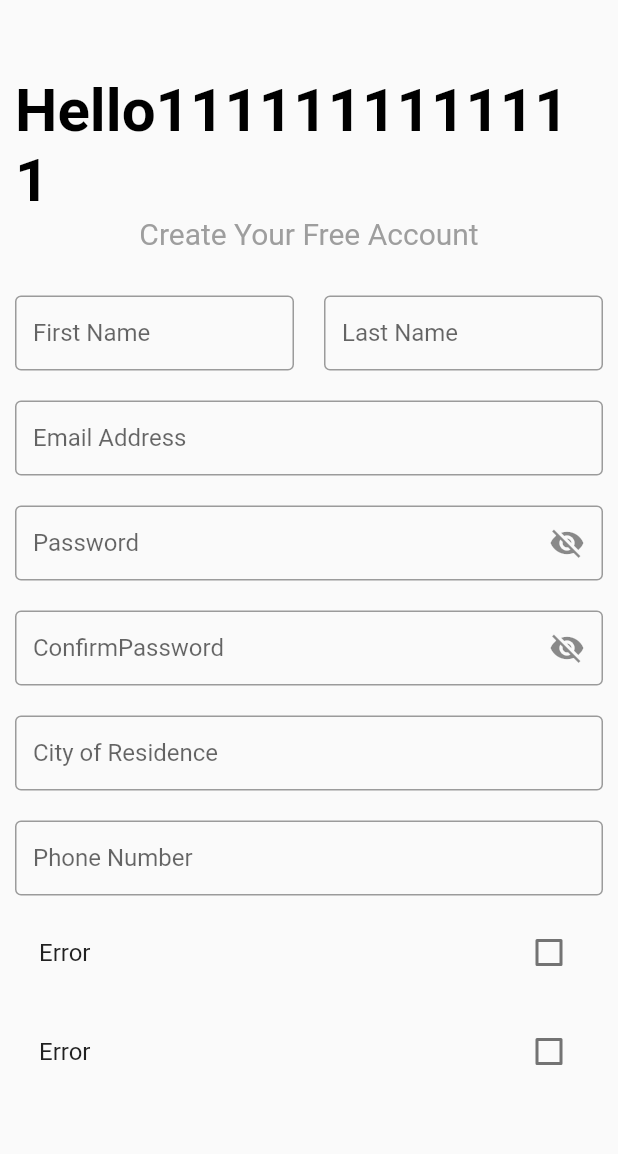
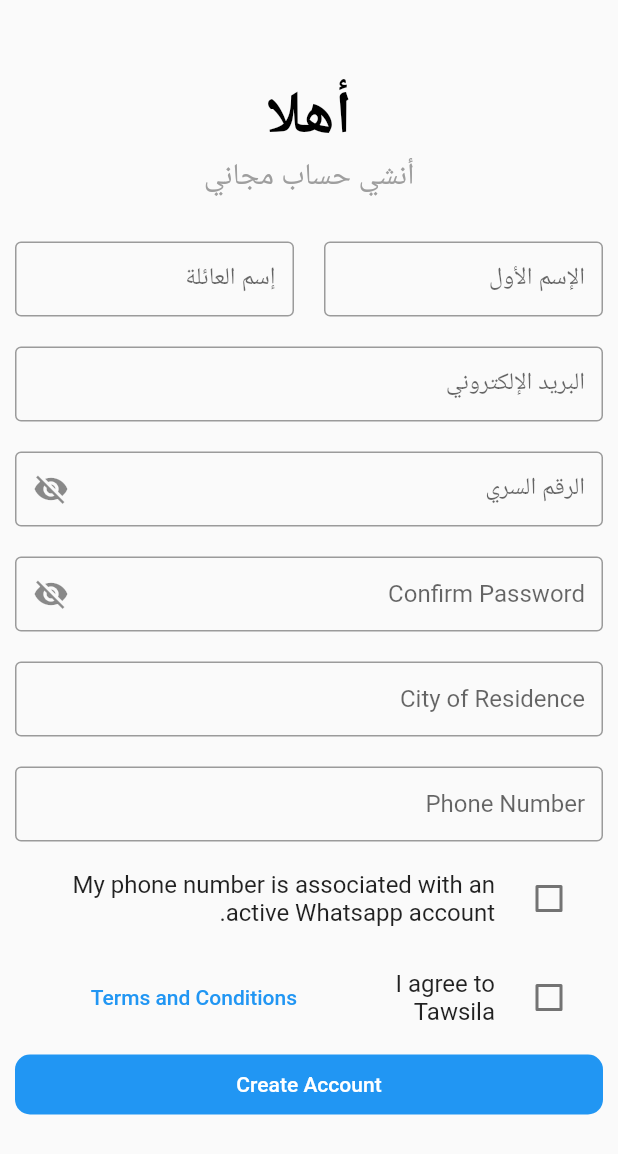
Before and after one commit to Salah-Eltenehy/Tawsila, a Flutter app: the SignUpScreen screen opened directly with empty values, on a phone screen of 412 x 824 dp. Shown: the top 1154 px of the screen. Run offline on Flutter 3.47's test engine with Material 2 defaults, Android fonts, the phone set to English and light mode, and no system bars; our stand-ins replace bloc, flutter_bloc.

Commit message:
alomost sign up done

```diff
--- a/Frontend/tawsila/assets/languages/arabic.json
+++ b/Frontend/tawsila/assets/languages/arabic.json
@@ -1,16 +1,24 @@
 {
     "SignUp":
         {
-            "title1":"Hello1111111111111",
-            "title2":"Create Your Free Account",
-            "Fname": "First Name",
-            "Lname": "Last Name",
-            "email": "Email Address",
-            "password": "Password",
-            "confirmPassword":"ConfirmPassword",
+            "title1":"أهلا",
+            "title2":"أنشي حساب مجاني",
+            "Fname": "الإسم الأول",
+            "Lname": "إسم العائلة",
+            "email": "البريد الإلكتروني",
+            "password": "الرقم السري",
+            "confirmPassword":"Confirm Password",
             "city": "City of Residence",
             "phone": "Phone Number",
-            "nameError": "Name is too short"
+            "nameError": "Name is too short",
+            "emailError": "Invalid Email",
+            "confirmPasswordError": "Passwords are not identical",
+            "cityError": "Enter your city",
+            "phoneError": "Phone is invalid",
+            "whatsappCheckBox": "My phone number is associated with an active Whatsapp account.",
+            "termsAndConditions": "I agree to Tawsila ",
+            "termsAndConditionsPage": "Terms and Conditions",
+            "signUp": "Create Account"
         }
 
 }
--- a/Frontend/tawsila/assets/languages/english.json
+++ b/Frontend/tawsila/assets/languages/english.json
@@ -11,12 +11,14 @@
             "city": "City of Residence",
             "phone": "Phone Number",
             "nameError": "Name is too short",
-            "emailError": "Name is too short",
-            "confirmPasswordError": "Passwords ar'nt identical",
+            "emailError": "Invalid Email",
+            "confirmPasswordError": "Passwords are not identical",
             "cityError": "Enter your city",
             "phoneError": "Phone is invalid",
             "whatsappCheckBox": "My phone number is associated with an active Whatsapp account.",
-            "termsAndConditions": "I agree to Tawsila "
+            "termsAndConditions": "I agree to Tawsila ",
+            "termsAndConditionsPage": "Terms and Conditions",
+            "signUp": "Create Account"
         }
 
 }
--- a/Frontend/tawsila/lib/modules/signup/SignUpScreen.dart
+++ b/Frontend/tawsila/lib/modules/signup/SignUpScreen.dart
@@ -15,7 +15,7 @@ class SignUpScreen extends StatelessWidget {
   var confirmPasswordController = TextEditingController();
   var cityController = TextEditingController();
   var phoneController = TextEditingController();
-
+  var formKey = GlobalKey<FormState>();
   @override
   Widget build(BuildContext context) {
 
@@ -26,7 +26,11 @@ class SignUpScreen extends StatelessWidget {
         builder: (context, state) {
           var signUpCubit = SignUpProvider.get(context);
           return Scaffold(
-            body: SingleChildScrollView(
+            body: Directionality(
+              textDirection: signUpCubit.language == "English" ? TextDirection.ltr: TextDirection.rtl,
+              child: Form(
+                key: formKey,
+                child: SingleChildScrollView(
                   child: Padding(
                     padding: const EdgeInsets.symmetric(
                       horizontal: 10
@@ -154,6 +158,7 @@ class SignUpScreen extends StatelessWidget {
                           height: 10,
                         ),
                         CheckboxListTile(
+                          controlAffinity: ListTileControlAffinity.leading,
                           title: Text(
                             "${signUpCubit.items['whatsappCheckBox']??"Error"}"
                           ),
@@ -161,12 +166,16 @@ class SignUpScreen extends StatelessWidget {
                           onChanged: (value) {
                             signUpCubit.hasWhatsAppFun();
                           },
-
                           ),
                         SizedBox(
                           height: 10,
                         ),
-                      CheckboxListTile(
+                        Row(
+                          children: [
+                            Expanded(
+                              child: Container(
+                                child: CheckboxListTile(
+                                    controlAffinity: ListTileControlAffinity.leading,
                                     title: Text(
                                       "${signUpCubit.items['termsAndConditions']??"Error"}"
                                     ),
@@ -174,10 +183,58 @@ class SignUpScreen extends StatelessWidget {
                                     onChanged: (value) {
                                       signUpCubit.termsAndConditionsFun();
                                     },
-
                                     ),
-
+                              ),
+                            ),
+                            Expanded(
+                              child: Column(
+                                // mainAxisAlignment: MainAxisAlignment.start,
+                                crossAxisAlignment: CrossAxisAlignment.start,
+                                children: [
+                                  TextButton(
+                                    onPressed: (){
+                                    },
+                                    child: Text(
+                                      "${signUpCubit.items['termsAndConditionsPage']??"Error"}",
+                                      style: TextStyle(
+                                        color: Colors.blue,
+                                      ),
+                                    ),),
                                 ],
+                              ),
+                            )
+                          ],
+                        ),
+                        SizedBox(
+                          height: 10,
+                        ),
+                        Container(
+                          width: double.infinity,
+                          height: 40,
+                          decoration: BoxDecoration(
+                            color: Colors.blue,
+                            borderRadius: BorderRadius.circular(10),
+                          ),
+                          child: TextButton(
+                            child: Text(
+                              "${signUpCubit.items['signUp']??"Error"}",
+                              style: TextStyle(
+                                color: Colors.white,
+                              ),
+                            ),
+                            onPressed: () {
+                              if(formKey.currentState!.validate() && signUpCubit.hasWhatsApp && signUpCubit.termsAndConditions) {
+                                print("ALL Done");
+                              }
+                            },
+                            ),
+                        ),
+                        SizedBox(
+                          height: 10,
+                        ),
+                      ],
+                    ),
+                  ),
                 ),
               ),
             ),
@@ -185,5 +242,4 @@ class SignUpScreen extends StatelessWidget {
       ),
     );
   }
-
 }
```
Lines whose indentation alone changed are shown as unchanged.
